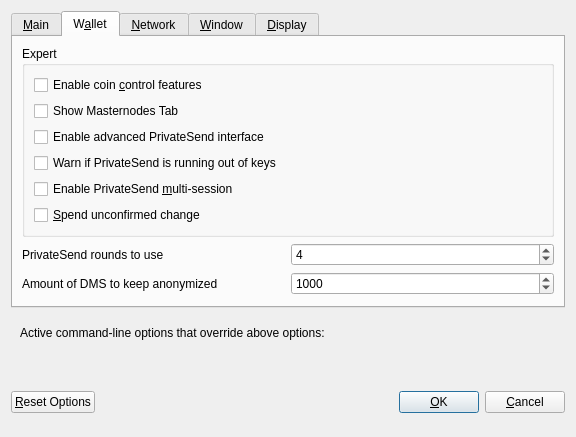
Before: the Qt Designer form src/qt/forms/optionsdialog.ui in rplant8/documentchain, drawn with Qt 5.
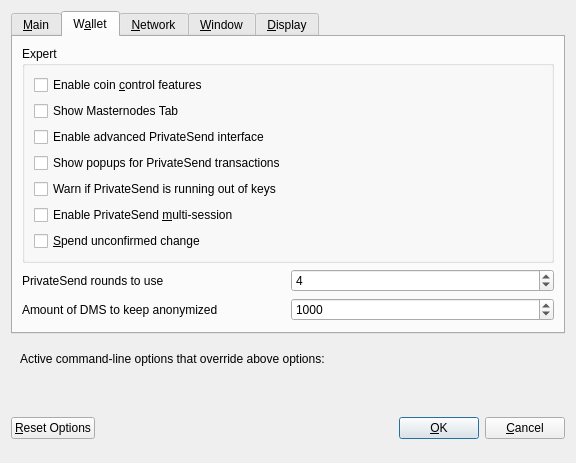
After: the same form once the commit is applied. The open tabs and pages were chosen to show the change. Custom widgets are drawn as their Qt base class.

Diff of the .ui file:
```diff
--- a/src/qt/forms/optionsdialog.ui
+++ b/src/qt/forms/optionsdialog.ui
@@ -173,6 +173,16 @@
             </property>
            </widget>
           </item>
+          <item>
+           <widget class="QCheckBox" name="showPrivateSendPopups">
+            <property name="toolTip">
+             <string>Show system popups for PrivateSend mixing transactions&lt;br/&gt;just like for all other transaction types.</string>
+            </property>
+            <property name="text">
+             <string>Show popups for PrivateSend transactions</string>
+            </property>
+           </widget>
+          </item>
           <item>
            <widget class="QCheckBox" name="lowKeysWarning">
             <property name="toolTip">
@@ -224,7 +234,7 @@
             <number>2</number>
            </property>
            <property name="maximum">
-            <number>8</number>
+            <number>16</number>
            </property>
            <property name="value">
             <number>4</number>
```
Left out of the diff: 2 changed lines with no effect on the pictures.
